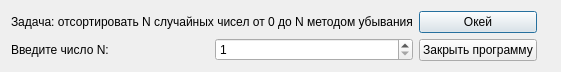
Qt form 21.02.20 SortNums/untitled/laba1.ui (liaten/my-projects) before a commit.
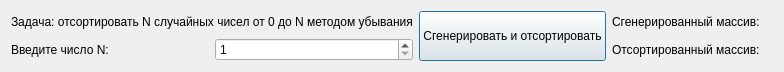
The same form after that commit.

What changed in the file:
```diff
--- a/21.02.20 SortNums/untitled/laba1.ui
+++ b/21.02.20 SortNums/untitled/laba1.ui
@@ -6,7 +6,7 @@
    <rect>
     <x>0</x>
     <y>0</y>
-    <width>506</width>
+    <width>721</width>
     <height>72</height>
    </rect>
   </property>
@@ -56,26 +56,50 @@
     <layout class="QVBoxLayout" name="verticalLayout_4">
      <item>
       <widget class="QPushButton" name="pushButton">
-       <property name="text">
-        <string>Окей</string>
+       <property name="sizePolicy">
+        <sizepolicy hsizetype="Preferred" vsizetype="Preferred">
+         <horstretch>0</horstretch>
+         <verstretch>0</verstretch>
+        </sizepolicy>
        </property>
-      </widget>
-     </item>
-     <item>
-      <widget class="QPushButton" name="pushButton_2">
        <property name="text">
-        <string>Закрыть программу</string>
+        <string>Сгенерировать и отсортировать</string>
        </property>
       </widget>
      </item>
     </layout>
    </item>
    <item>
-    <widget class="QLabel" name="label_3">
-     <property name="text">
-      <string/>
-     </property>
-    </widget>
+    <layout class="QGridLayout" name="gridLayout">
+     <item row="0" column="1">
+      <widget class="QLabel" name="label_3">
+       <property name="text">
+        <string/>
+       </property>
+      </widget>
+     </item>
+     <item row="1" column="1">
+      <widget class="QLabel" name="label_4">
+       <property name="text">
+        <string/>
+       </property>
+      </widget>
+     </item>
+     <item row="1" column="0">
+      <widget class="QLabel" name="label_6">
+       <property name="text">
+        <string>Отсортированный массив:</string>
+       </property>
+      </widget>
+     </item>
+     <item row="0" column="0">
+      <widget class="QLabel" name="label_5">
+       <property name="text">
+        <string>Сгенерированный массив:</string>
+       </property>
+      </widget>
+     </item>
+    </layout>
    </item>
   </layout>
  </widget>
```
